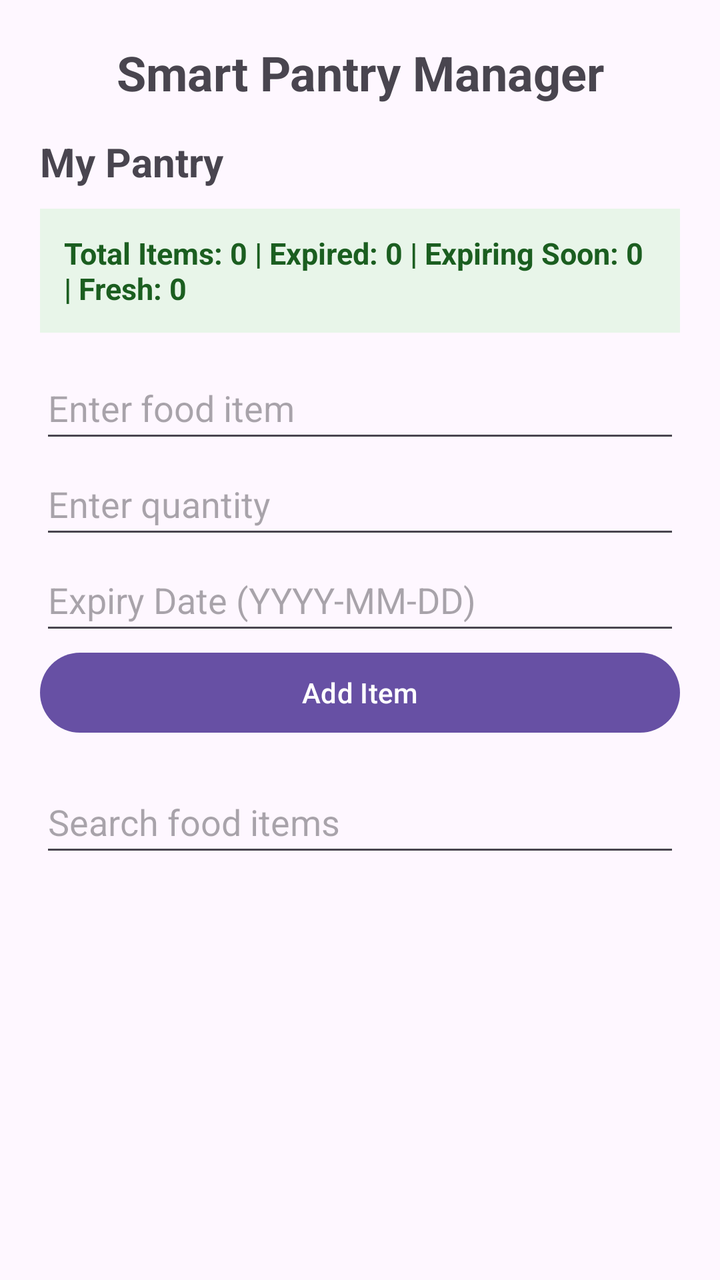
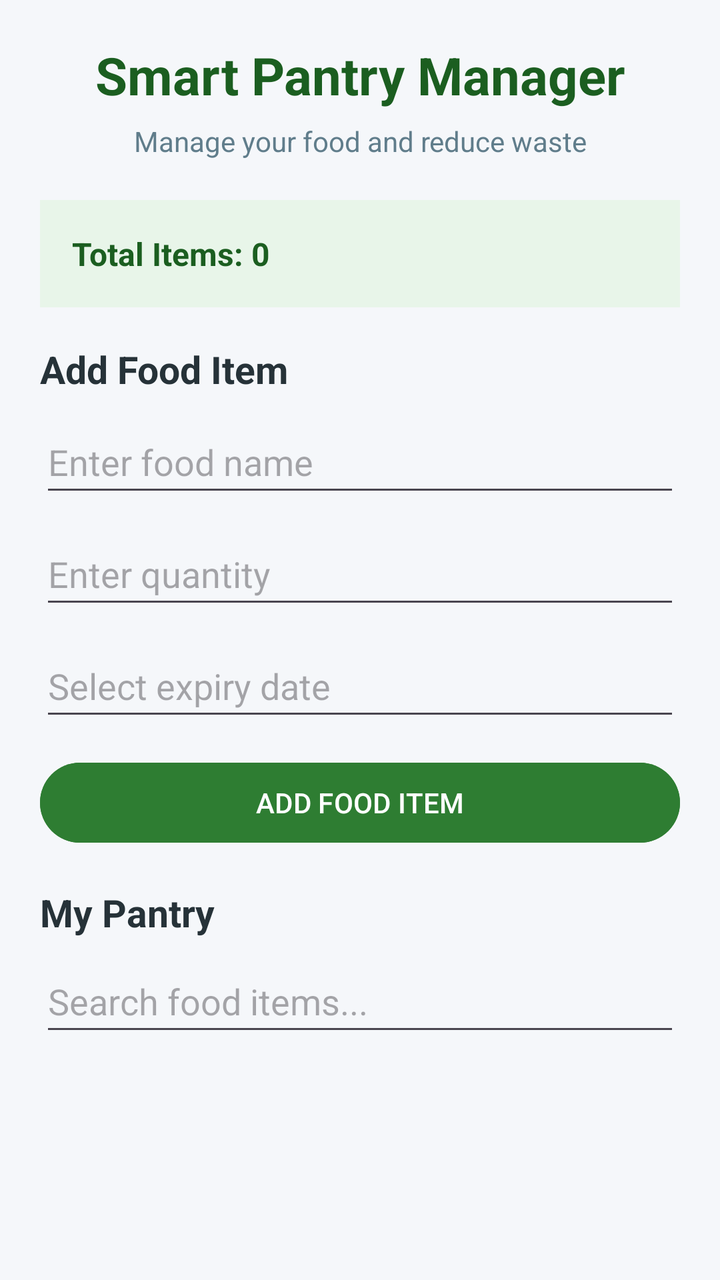

Compare the two renders of this Android layout. The source of the first and the diff that turns it into the second are given below.
<!-- AndroidManifest.xml: application theme Theme.SmartPantryManager -->
<!-- res/layout/activity_main.xml -->
<?xml version="1.0" encoding="utf-8"?>
<LinearLayout
    xmlns:android="http://schemas.android.com/apk/res/android"
    android:id="@+id/main"
    android:layout_width="match_parent"
    android:layout_height="match_parent"
    android:orientation="vertical"
    android:padding="20dp">

    <TextView
        android:layout_width="match_parent"
        android:layout_height="wrap_content"
        android:text="@string/pantry_title"
        android:textSize="24sp"
        android:textStyle="bold"
        android:gravity="center"
        android:layout_marginBottom="15dp" />

    <TextView
        android:layout_width="match_parent"
        android:layout_height="wrap_content"
        android:text="@string/my_pantry"
        android:textSize="20sp"
        android:textStyle="bold"
        android:layout_marginBottom="10dp" />

    
    <TextView
        android:id="@+id/textPantrySummary"
        android:layout_width="match_parent"
        android:layout_height="wrap_content"
        android:text="Total Items: 0 | Expired: 0 | Expiring Soon: 0 | Fresh: 0"
        android:textSize="15sp"
        android:textStyle="bold"
        android:padding="12dp"
        android:background="#E8F5E9"
        android:textColor="#1B5E20"
        android:layout_marginBottom="12dp" />

    
    <EditText
        android:id="@+id/editItemName"
        android:layout_width="match_parent"
        android:layout_height="wrap_content"
        android:hint="@string/enter_food"
        android:inputType="textCapWords"
        android:minHeight="48dp" />

    
    <EditText
        android:id="@+id/editQuantity"
        android:layout_width="match_parent"
        android:layout_height="wrap_content"
        android:hint="@string/enter_quantity"
        android:inputType="number"
        android:minHeight="48dp" />

    
    <EditText
        android:id="@+id/editExpiryDate"
        android:layout_width="match_parent"
        android:layout_height="wrap_content"
        android:hint="Expiry Date (YYYY-MM-DD)"
        android:inputType="date"
        android:focusable="false"
        android:clickable="true"
        android:minHeight="48dp" />

    
    <Button
        android:id="@+id/btnAddItem"
        android:layout_width="match_parent"
        android:layout_height="wrap_content"
        android:text="@string/add_item" />

    
    <EditText
        android:id="@+id/editSearch"
        android:layout_width="match_parent"
        android:layout_height="wrap_content"
        android:hint="Search food items"
        android:inputType="text"
        android:minHeight="48dp"
        android:layout_marginTop="15dp" />

    
    <ListView
        android:id="@+id/listPantry"
        android:layout_width="match_parent"
        android:layout_height="0dp"
        android:layout_weight="1" />

</LinearLayout>
<!-- resources referenced by this layout -->
<resources>
  <string name="add_item">Add Item</string>
  <string name="enter_food">Enter food item</string>
  <string name="enter_quantity">Enter quantity</string>
  <string name="my_pantry">My Pantry</string>
  <string name="pantry_title">Smart Pantry Manager</string>
  <style name="Theme.SmartPantryManager" parent="Base.Theme.SmartPantryManager" />
  <style name="Base.Theme.SmartPantryManager" parent="Theme.Material3.DayNight.NoActionBar">
          
          
      </style>
</resources>

<!-- the commit's change to res/layout/activity_main.xml (unified diff, before → after) -->
@@ -5,89 +5,124 @@
     android:layout_width="match_parent"
     android:layout_height="match_parent"
     android:orientation="vertical"
+    android:background="#F5F7FA"
     android:padding="20dp">
+
+    
+    <TextView
+        android:layout_width="match_parent"
+        android:layout_height="wrap_content"
+        android:text="Smart Pantry Manager"
+        android:textSize="26sp"
+        android:textStyle="bold"
+        android:textColor="#1B5E20"
+        android:gravity="center"
+        android:layout_marginBottom="6dp" />
 
     <TextView
         android:layout_width="match_parent"
         android:layout_height="wrap_content"
-        android:text="@string/pantry_title"
-        android:textSize="24sp"
-        android:textStyle="bold"
+        android:text="Manage your food and reduce waste"
+        android:textSize="14sp"
+        android:textColor="#607D8B"
         android:gravity="center"
-        android:layout_marginBottom="15dp" />
-
-    <TextView
-        android:layout_width="match_parent"
-        android:layout_height="wrap_content"
-        android:text="@string/my_pantry"
-        android:textSize="20sp"
-        android:textStyle="bold"
-        android:layout_marginBottom="10dp" />
+        android:layout_marginBottom="20dp" />
 
     
     <TextView
         android:id="@+id/textPantrySummary"
         android:layout_width="match_parent"
         android:layout_height="wrap_content"
-        android:text="Total Items: 0 | Expired: 0 | Expiring Soon: 0 | Fresh: 0"
-        android:textSize="15sp"
+        android:text="Total Items: 0"
+        android:textSize="16sp"
         android:textStyle="bold"
-        android:padding="12dp"
+        android:textColor="#1B5E20"
         android:background="#E8F5E9"
-        android:textColor="#1B5E20"
-        android:layout_marginBottom="12dp" />
+        android:padding="16dp"
+        android:layout_marginBottom="18dp" />
+
+    
+    <TextView
+        android:layout_width="match_parent"
+        android:layout_height="wrap_content"
+        android:text="Add Food Item"
+        android:textSize="19sp"
+        android:textStyle="bold"
+        android:textColor="#263238"
+        android:layout_marginBottom="8dp" />
 
     
     <EditText
         android:id="@+id/editItemName"
         android:layout_width="match_parent"
         android:layout_height="wrap_content"
-        android:hint="@string/enter_food"
+        android:hint="Enter food name"
         android:inputType="textCapWords"
-        android:minHeight="48dp" />
+        android:singleLine="true"
+        android:minHeight="48dp"
+        android:layout_marginBottom="8dp" />
 
     
     <EditText
         android:id="@+id/editQuantity"
         android:layout_width="match_parent"
         android:layout_height="wrap_content"
-        android:hint="@string/enter_quantity"
+        android:hint="Enter quantity"
         android:inputType="number"
-        android:minHeight="48dp" />
+        android:singleLine="true"
+        android:minHeight="48dp"
+        android:layout_marginBottom="8dp" />
 
     
     <EditText
         android:id="@+id/editExpiryDate"
         android:layout_width="match_parent"
         android:layout_height="wrap_content"
-        android:hint="Expiry Date (YYYY-MM-DD)"
-        android:inputType="date"
+        android:hint="Select expiry date"
         android:focusable="false"
         android:clickable="true"
-        android:minHeight="48dp" />
+        android:inputType="date"
+        android:minHeight="48dp"
+        android:layout_marginBottom="12dp" />
 
     
     <Button
         android:id="@+id/btnAddItem"
         android:layout_width="match_parent"
         android:layout_height="wrap_content"
-        android:text="@string/add_item" />
+        android:text="ADD FOOD ITEM"
+        android:backgroundTint="#2E7D32"
+        android:textColor="#FFFFFF"
+        android:layout_marginBottom="18dp" />
+
+    
+    <TextView
+        android:layout_width="match_parent"
+        android:layout_height="wrap_content"
+        android:text="My Pantry"
+        android:textSize="19sp"
+        android:textStyle="bold"
+        android:textColor="#263238"
+        android:layout_marginBottom="6dp" />
 
     
     <EditText
         android:id="@+id/editSearch"
         android:layout_width="match_parent"
         android:layout_height="wrap_content"
-        android:hint="Search food items"
+        android:hint="Search food items..."
         android:inputType="text"
+        android:singleLine="true"
         android:minHeight="48dp"
-        android:layout_marginTop="15dp" />
+        android:layout_marginBottom="10dp" />
 
     
     <ListView
         android:id="@+id/listPantry"
         android:layout_width="match_parent"
         android:layout_height="0dp"
-        android:layout_weight="1" />
+        android:layout_weight="1"
+        android:divider="#CFD8DC"
+        android:dividerHeight="1dp" />
 
 </LinearLayout>
<!-- resource entries referenced after the edit -->
@@ -1,10 +1,5 @@
 <!-- resources referenced by this layout -->
 <resources>
-  <string name="add_item">Add Item</string>
-  <string name="enter_food">Enter food item</string>
-  <string name="enter_quantity">Enter quantity</string>
-  <string name="my_pantry">My Pantry</string>
-  <string name="pantry_title">Smart Pantry Manager</string>
   <style name="Theme.SmartPantryManager" parent="Base.Theme.SmartPantryManager" />
   <style name="Base.Theme.SmartPantryManager" parent="Theme.Material3.DayNight.NoActionBar">
           
